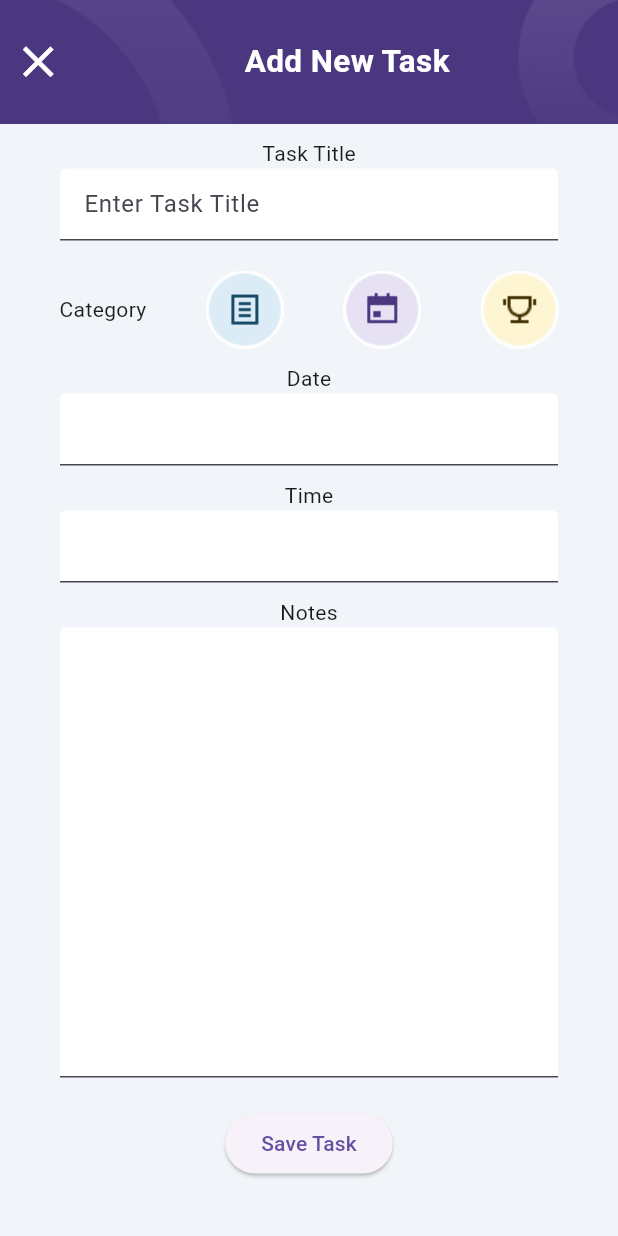
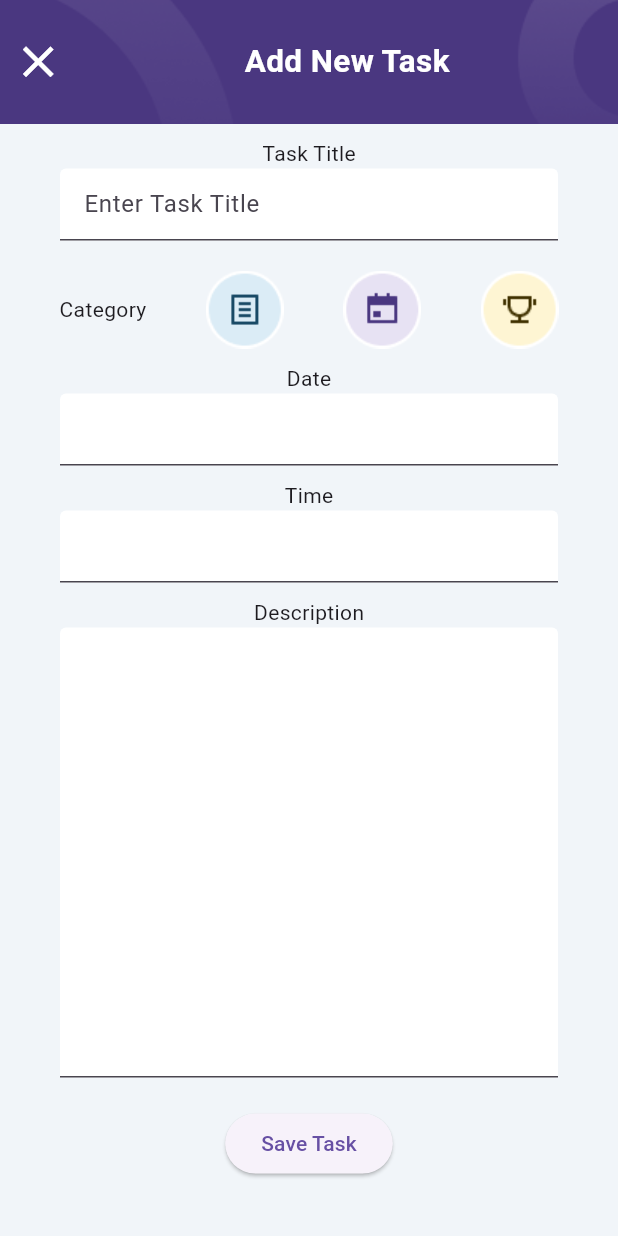
Before and after one commit to samiigll/flutter-todoapp, a Flutter app: the screen it shows after launch, after a tap on "Add New Task", on a phone screen of 412 x 824 dp. Run offline on Flutter 3.47's test engine with Material 3 defaults, Android fonts, the phone set to English and light mode, and no system bars; our stand-ins replace hexcolor.

```diff
--- a/todo_app/lib/screens/add_new_task.dart
+++ b/todo_app/lib/screens/add_new_task.dart
@@ -1,9 +1,25 @@
 import 'package:flutter/material.dart';
 import 'package:hexcolor/hexcolor.dart';
 import 'package:todo_app/constants/color.dart';
+import 'package:todo_app/constants/tasktype.dart';
+import 'package:todo_app/model/task.dart';
 
-class AddNewTaskScreen extends StatelessWidget {
-  const AddNewTaskScreen({super.key});
+class AddNewTaskScreen extends StatefulWidget {
+  const AddNewTaskScreen({super.key, required this.addNewTask});
+  final void Function(Task newTask) addNewTask;
+  // passing function as parameter
+
+  @override
+  State<AddNewTaskScreen> createState() => _AddNewTaskScreenState();
+}
+
+class _AddNewTaskScreenState extends State<AddNewTaskScreen> {
+  TextEditingController titleController = TextEditingController();
+  TextEditingController dateController = TextEditingController();
+  TextEditingController timeController = TextEditingController();
+  TextEditingController descriptionController = TextEditingController();
+
+  Tasktype tasktype = Tasktype.note;
 
   @override
   Widget build(BuildContext context) {
@@ -53,10 +69,11 @@ class AddNewTaskScreen extends StatelessWidget {
                 padding: EdgeInsets.only(top: 10),
                 child: Text("Task Title"),
               ),
-              const Padding(
-                padding: EdgeInsets.symmetric(horizontal: 40),
+              Padding(
+                padding: const EdgeInsets.symmetric(horizontal: 40),
                 child: TextField(
-                  decoration: InputDecoration(
+                  controller: titleController,
+                  decoration: const InputDecoration(
                     filled: true,
                     fillColor: Colors.white,
                     hintText: "Enter Task Title",
@@ -77,6 +94,9 @@ class AddNewTaskScreen extends StatelessWidget {
                             content: Text("Category Selected"),
                           ),
                         );
+                        setState(() {
+                          tasktype = Tasktype.note;
+                        });
                       },
                       child: Image.asset("lib/assets/images/category_1.png"),
                     ),
@@ -88,6 +108,9 @@ class AddNewTaskScreen extends StatelessWidget {
                             content: Text("Category Selected"),
                           ),
                         );
+                        setState(() {
+                          tasktype = Tasktype.calendar;
+                        });
                       },
                       child: Image.asset("lib/assets/images/category_2.png"),
                     ),
@@ -99,6 +122,9 @@ class AddNewTaskScreen extends StatelessWidget {
                             content: Text("Category Selected"),
                           ),
                         );
+                        setState(() {
+                          tasktype = Tasktype.contest;
+                        });
                       },
                       child: Image.asset("lib/assets/images/category_3.png"),
                     ),
@@ -109,10 +135,11 @@ class AddNewTaskScreen extends StatelessWidget {
                 padding: EdgeInsets.only(top: 10),
                 child: Text("Date"),
               ),
-              const Padding(
-                padding: EdgeInsets.symmetric(horizontal: 40),
+              Padding(
+                padding: const EdgeInsets.symmetric(horizontal: 40),
                 child: TextField(
-                  decoration: InputDecoration(
+                  controller: dateController,
+                  decoration: const InputDecoration(
                     filled: true,
                     fillColor: Colors.white,
                   ),
@@ -122,10 +149,11 @@ class AddNewTaskScreen extends StatelessWidget {
                 padding: EdgeInsets.only(top: 10),
                 child: Text("Time"),
               ),
-              const Padding(
-                padding: EdgeInsets.symmetric(horizontal: 40),
+              Padding(
+                padding: const EdgeInsets.symmetric(horizontal: 40),
                 child: TextField(
-                  decoration: InputDecoration(
+                  controller: timeController,
+                  decoration: const InputDecoration(
                     filled: true,
                     fillColor: Colors.white,
                   ),
@@ -133,18 +161,20 @@ class AddNewTaskScreen extends StatelessWidget {
               ),
               const Padding(
                 padding: EdgeInsets.only(top: 10),
-                child: Text("Notes"),
+                child: Text("Description"),
               ),
-              const Padding(
-                padding: EdgeInsets.symmetric(horizontal: 40),
+              Padding(
+                padding: const EdgeInsets.symmetric(horizontal: 40),
                 child: SizedBox(
                   height: 300,
                   child: TextField(
+                    controller: descriptionController,
                     expands: true,
                     maxLines: null,
-                    decoration: InputDecoration(
+                    decoration: const InputDecoration(
                       filled: true,
                       fillColor: Colors.white,
+                      isDense: true,
                     ),
                   ),
                 ),
@@ -152,7 +182,16 @@ class AddNewTaskScreen extends StatelessWidget {
               Padding(
                 padding: const EdgeInsets.symmetric(vertical: 20),
                 child: ElevatedButton(
-                  onPressed: () {},
+                  onPressed: () {
+                    Task newTask = Task(
+                      type: tasktype,
+                      title: titleController.text,
+                      description: descriptionController.text,
+                      isCompleted: false,
+                    );
+                    widget.addNewTask(newTask);
+                    Navigator.pop(context);
+                  },
                   child: const Text("Save Task"),
                 ),
               ),
--- a/todo_app/lib/screens/home.dart
+++ b/todo_app/lib/screens/home.dart
@@ -21,7 +21,7 @@ class _HomeScreenState extends State<HomeScreen> {
     Task(
         type: Tasktype.note,
         title: "Study Lessons",
-        description: "Study COMP117",
+        description: "Study COMP-117 lessons",
         isCompleted: false),
     Task(
         type: Tasktype.calendar,
@@ -35,18 +35,25 @@ class _HomeScreenState extends State<HomeScreen> {
         isCompleted: false),
   ];
 
+  void addNewTask(Task newTask) {
+    setState(() {
+      todo.add(newTask);
+    });
+  }
+
   List<Task> completed = [
     Task(
-        type: Tasktype.calendar,
-        title: "Go to party",
-        description: "Enjoy with friends",
+        type: Tasktype.note,
+        title: "Game Time",
+        description: "Play games for 2 hours",
         isCompleted: true),
     Task(
         type: Tasktype.calendar,
         title: "Watch Movie",
-        description: "Watch Avengers",
+        description: "Watch a movie with friends",
         isCompleted: true),
   ];
+
   @override
   Widget build(BuildContext context) {
     double deviceHeight = MediaQuery.of(context).size.height;
@@ -138,7 +145,8 @@ class _HomeScreenState extends State<HomeScreen> {
               ElevatedButton(
                 onPressed: () {
                   Navigator.of(context).push(MaterialPageRoute(
-                      builder: (context) => const AddNewTaskScreen()));
+                      builder: (context) => AddNewTaskScreen(
+                          addNewTask: (newTask) => addNewTask(newTask))));
                 },
                 child: const Text("Add New Task"),
               )
--- a/todo_app/lib/todoitem.dart
+++ b/todo_app/lib/todoitem.dart
@@ -11,8 +11,6 @@ class TodoItem extends StatefulWidget {
 }
 
 class _TodoItemState extends State<TodoItem> {
-  bool isChecked = false;
-
   @override
   Widget build(BuildContext context) {
     return Card(
@@ -55,11 +53,10 @@ class _TodoItemState extends State<TodoItem> {
               ),
             ),
             Checkbox(
-                value: isChecked,
+                value: widget.task.isCompleted,
                 onChanged: (val) => {
                       setState(() {
-                        widget.task.isCompleted = !widget.task.isCompleted;
-                        isChecked = val!;
+                        widget.task.isCompleted = val!;
                       })
                     })
           ],
```
